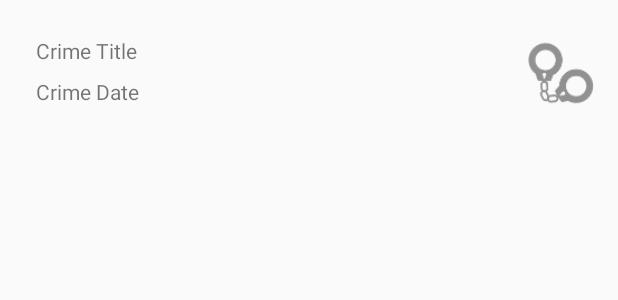
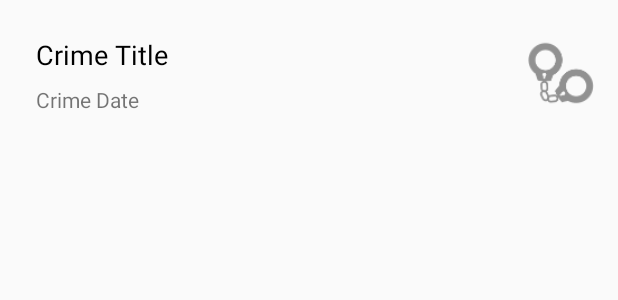
Before and after one commit to Nizar4790k/CriminalIntent, an Android app: the layout list_item_crime.xml on its own in the app's theme, with its tools: preview values and no code run, on a phone screen of 412 x 824 dp. Shown: the top 300 px of the screen. Run offline under Robolectric (Android 15) with nearby library versions, the phone set to English and light mode, and no system bars.

```diff
--- a/app/src/main/res/layout/list_item_crime.xml
+++ b/app/src/main/res/layout/list_item_crime.xml
@@ -16,7 +16,9 @@
         android:layout_marginTop="16dp"
         android:layout_marginEnd="8dp"
         android:text="@string/crime_title"
-        app:layout_constraintEnd_toStartOf="@+id/imageView3"
+        android:textColor="@android:color/black"
+        android:textSize="18sp"
+        app:layout_constraintEnd_toStartOf="@+id/crime_solved"
         app:layout_constraintStart_toStartOf="parent"
         app:layout_constraintTop_toTopOf="parent"
         tools:layout_conversion_absoluteHeight="19dp"
@@ -33,7 +35,7 @@
         android:layout_marginTop="8dp"
         android:layout_marginEnd="8dp"
         android:text="@string/crime_date"
-        app:layout_constraintEnd_toStartOf="@+id/imageView3"
+        app:layout_constraintEnd_toStartOf="@+id/crime_solved"
         app:layout_constraintStart_toStartOf="parent"
         app:layout_constraintTop_toBottomOf="@+id/crime_title"
         tools:layout_conversion_absoluteHeight="19dp"
@@ -42,7 +44,7 @@
         tools:layout_conversion_wrapWidth="185" />
 
     <ImageView
-        android:id="@+id/imageView3"
+        android:id="@+id/crime_solved"
         android:layout_width="44dp"
         android:layout_height="65dp"
         android:layout_marginTop="8dp"
```
Also changed, not shown: app/src/main/java/android/bignerdranch/com/CrimeListFragment.java (+8 -1 lines).
